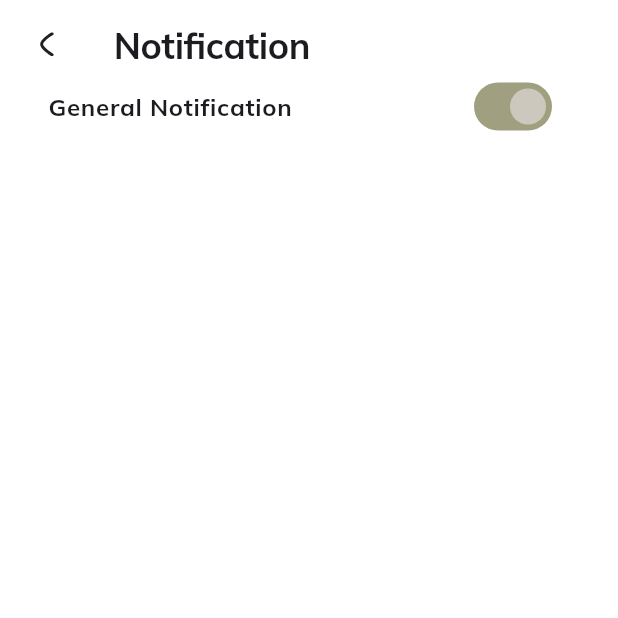
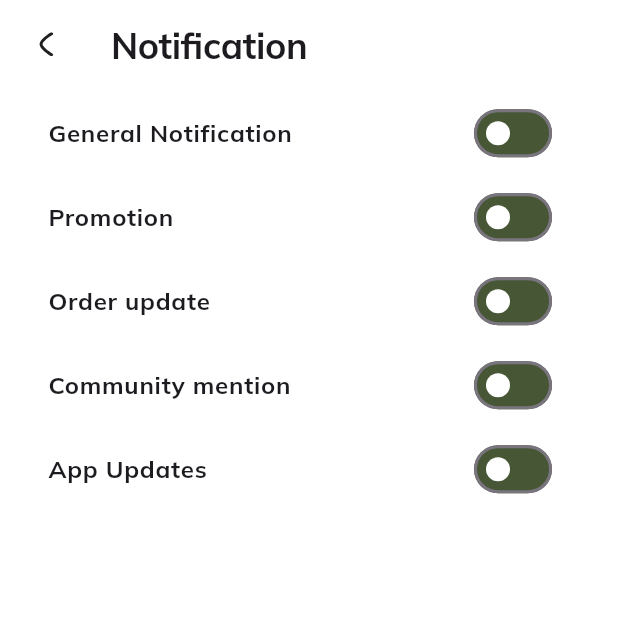
Before and after one commit to M-ali122/sf, a Flutter app: the Settings screen opened directly, after a tap on "Notification", on a phone screen of 412 x 824 dp, the top half of it. Run offline on Flutter 3.47's test engine with Material 3 defaults, Android fonts, the phone set to English and light mode, and no system bars; our stand-ins replace flutter_otp_text_field, flutter_screenutil, flutter_spinkit, flutter_svg, get, google_fonts and 2 more.

Commit message:
language screen and notificatin

```diff
--- a/lib/main.dart
+++ b/lib/main.dart
@@ -6,7 +6,6 @@ import 'package:sf_app/resources/languages/dictionary.dart';
 import 'package:sf_app/resources/routes/Approute.dart';
 import 'package:sf_app/resources/theme/main_theme.dart';
 import 'package:sf_app/resources/utils.dart';
-
 import 'pages/navbar/view/navbar_view.dart';
 import 'pages/splash/view/splash_view.dart';
 
@@ -34,8 +33,8 @@ class MainApp extends StatelessWidget {
           translations: AppDictionary(),
           // home: child,
           routes: AppRoute().routes,
-          // initialRoute: BottomnavBar.route,
-          initialRoute: Splash_View.route,
+          initialRoute: BottomnavBar.route,
+          // initialRoute: Splash_View.route,
         );
       },
     );
--- /dev/null
+++ b/lib/pages/profile/view/language.dart
@@ -0,0 +1,22 @@
+import 'package:flutter/material.dart';
+
+class Language extends StatelessWidget {
+  const Language({super.key});
+
+  @override
+  Widget build(BuildContext context) {
+    return Scaffold(
+      body: SafeArea(
+        child: Column(),
+      ),
+    );
+  }
+
+  Widget toggleButton(String? title) {
+    return ListTile(
+      title: Text(
+        title!,
+      ),
+    );
+  }
+}
--- a/lib/pages/profile/view/notification.dart
+++ b/lib/pages/profile/view/notification.dart
@@ -1,13 +1,21 @@
 import 'package:flutter/cupertino.dart';
 import 'package:flutter/material.dart';
+import 'package:flutter_screenutil/flutter_screenutil.dart';
 import 'package:flutter_svg/svg.dart';
 import 'package:get/get.dart';
+import 'package:google_fonts/google_fonts.dart';
 import 'package:sf_app/resources/icon/icon.dart';
 
-class Notifications extends StatelessWidget {
+class Notifications extends StatefulWidget {
   Notifications({super.key});
 
+  @override
+  State<Notifications> createState() => _NotificationsState();
+}
+
+class _NotificationsState extends State<Notifications> {
   final theme = Get.theme;
+
   @override
   Widget build(BuildContext context) {
     return Scaffold(
@@ -19,14 +27,14 @@ class Notifications extends StatelessWidget {
               Row(
                 children: [
                   SizedBox(
-                    width: 10,
+                    width: 10.w,
                   ),
                   SvgPicture.string(Appicons.backIcon),
-                  const SizedBox(
-                    width: 20,
+                  SizedBox(
+                    width: 20.w,
                   ),
-                  const SizedBox(
-                    width: 20,
+                  SizedBox(
+                    width: 20.w,
                   ),
                   Text(
                     'Notification',
@@ -34,7 +42,14 @@ class Notifications extends StatelessWidget {
                   ),
                 ],
               ),
+              SizedBox(
+                height: 20.h,
+              ),
               toggleButton('General Notification'),
+              toggleButton('Promotion'),
+              toggleButton('Order update'),
+              toggleButton('Community mention'),
+              toggleButton('App Updates'),
             ],
           ),
         ),
@@ -42,16 +57,26 @@ class Notifications extends StatelessWidget {
     );
   }
 
-  bool isSwitched = true;
+  bool isSwitched = false;
+
   Widget toggleButton(String? title) {
     return ListTile(
       title: Text(title!),
       trailing: Switch(
         value: isSwitched,
-        onChanged: (value) {},
+        onChanged: (value) {
+          print(value);
+          setState(() {
+            isSwitched = value;
+          });
+        },
+        // activeTrackColor: Color.fromRGBO(71, 87, 54, 1),
+        // activeColor: Colors.white,
 
-        activeColor: Color.fromARGB(66, 66, 66, 1), // Color when switch is ON
-        inactiveThumbColor: Colors.grey, // Color when switch is OFF
+        // inactiveTrackColor: Colors.white,
+
+        // inactiveThumbColor:
+        //     Color.fromRGBO(71, 87, 54, 1), // Color when switch is OFF
       ),
     );
   }
--- a/lib/pages/profile/view/setting.dart
+++ b/lib/pages/profile/view/setting.dart
@@ -1,5 +1,6 @@
 import 'package:flutter/cupertino.dart';
 import 'package:flutter/material.dart';
+import 'package:flutter_screenutil/flutter_screenutil.dart';
 import 'package:flutter_svg/svg.dart';
 import 'package:get/get.dart';
 import 'package:google_fonts/google_fonts.dart';
@@ -21,11 +22,11 @@ class Settings extends StatelessWidget {
               Row(
                 children: [
                   SizedBox(
-                    width: 5,
+                    width: 5.w,
                   ),
                   SvgPicture.string(Appicons.backIcon),
-                  const SizedBox(
-                    width: 20,
+                  SizedBox(
+                    width: 20.w,
                   ),
                   Text(
                     'Settings',
@@ -34,7 +35,7 @@ class Settings extends StatelessWidget {
                 ],
               ),
               SizedBox(
-                height: 20,
+                height: 20.h,
               ),
               coustomeTile(
                   OnTap: () {
--- a/lib/resources/theme/main_theme.dart
+++ b/lib/resources/theme/main_theme.dart
@@ -44,6 +44,7 @@ class MainTheme {
               ),
               headline6:
                   GoogleFonts.mulish(fontSize: 20, fontWeight: FontWeight.w700),
+
               subtitle1: GoogleFonts.mulish(
                 fontSize: 16,
                 color: AppColor.GreyScale500,
@@ -65,70 +66,24 @@ class MainTheme {
               // overline: const TextStyle(fontSize: 18, fontWeight: FontWeight.w500),
               overline:
                   GoogleFonts.mulish(fontSize: 18, fontWeight: FontWeight.w500),
-
-// <<<<<<< HEAD
-//               // bodyLarge: GoogleFonts.mulish(fontWeight: FontWeight.w700,fontSize: 14,)
             ),
+        switchTheme: SwitchThemeData(
+          // Customize switch button colors here
+          thumbColor: MaterialStateProperty.resolveWith<Color>((states) {
+            if (states.contains(MaterialState.selected)) {
+              return Colors.white; // Color when switch is ON
+            }
+            return Colors.white; // Color when switch is OFF
+          }),
+          trackColor: MaterialStateProperty.resolveWith<Color>((states) {
+            if (states.contains(MaterialState.selected)) {
+              return Color.fromRGBO(
+                  71, 87, 54, 1); // Color of the track when switch is ON
+            }
+            return Color.fromRGBO(
+                71, 87, 54, 70); // Color of the track when switch is OFF
+          }),
+          // materialTapTargetSize: MaterialTapTargetSize.shrinkWrap,
+        ),
       );
-// =======
-  // ),
-  //   bottomSheetTheme: const BottomSheetThemeData(
-  //     backgroundColor: AppColor.white,
-  //   ),
-  //   inputDecorationTheme: InputDecorationTheme(
-  //     hintStyle: GoogleFonts.mulish(
-  //       color: AppColor.GreyScale500,
-  //       fontWeight: FontWeight.w400,
-  //       fontSize: 24,
-  //     ),
-  //     enabledBorder: const UnderlineInputBorder(
-  //         borderSide: BorderSide(color: AppColor.GreyScale500)),
-  //     focusedBorder: const UnderlineInputBorder(
-  //       borderSide: BorderSide(color: AppColor.secondaryColor400),
-  //     ),
-  //     iconColor: const Color(0xffB0B0B0),
-  //   ),
-  //   textTheme: Typography.englishLike2018
-  //       .apply(fontSizeFactor: 1.sp)
-  //       .copyWith(
-  //         // ignore: deprecated_member_use
-  //         headline1:
-  //             GoogleFonts.mulish(fontSize: 24, fontWeight: FontWeight.w700),
-  //         headline2: GoogleFonts.urbanist(
-  //             fontSize: 18, fontWeight: FontWeight.w600),
-  //         headline3:
-  //             GoogleFonts.mulish(fontSize: 12, fontWeight: FontWeight.w700),
-  //         headline4:
-  //             GoogleFonts.mulish(fontSize: 30, fontWeight: FontWeight.w700),
-  //         headline5: GoogleFonts.mulish(
-  //           fontSize: 14,
-  //           fontWeight: FontWeight.w700,
-  //         ),
-  //         headline6:
-  //             GoogleFonts.mulish(fontSize: 20, fontWeight: FontWeight.w700),
-  //         subtitle1: GoogleFonts.mulish(
-  //           fontSize: 16,
-  //           color: AppColor.GreyScale500,
-  //           fontWeight: FontWeight.w500,
-  //         ),
-  //         subtitle2:
-  //             GoogleFonts.mulish(fontSize: 14, fontWeight: FontWeight.w600),
-  //         bodyText1:
-  //             GoogleFonts.mulish(fontSize: 16, fontWeight: FontWeight.w700),
-  //         bodyText2: GoogleFonts.mulish(
-  //             fontSize: 18,
-  //             fontWeight: FontWeight.w400,
-  //             color: AppColor.GreyScale700),
-  //         button:
-  //             GoogleFonts.mulish(fontSize: 18, fontWeight: FontWeight.w700),
-  //         caption:
-  //             GoogleFonts.mulish(fontSize: 12, fontWeight: FontWeight.w400),
-  //         // overline: const TextStyle(fontSize: 18, fontWeight: FontWeight.w500),
-  //         overline:
-  //             GoogleFonts.mulish(fontSize: 18, fontWeight: FontWeight.w500),
-
-  //         // bodyLarge: GoogleFonts.mulish(fontWeight: FontWeight.w700,fontSize: 14,)
-  //       ),
-  // );
-// >>>>>>> 224ffcb86ceb2602444764bfccae0391eb591d63
 }
```
